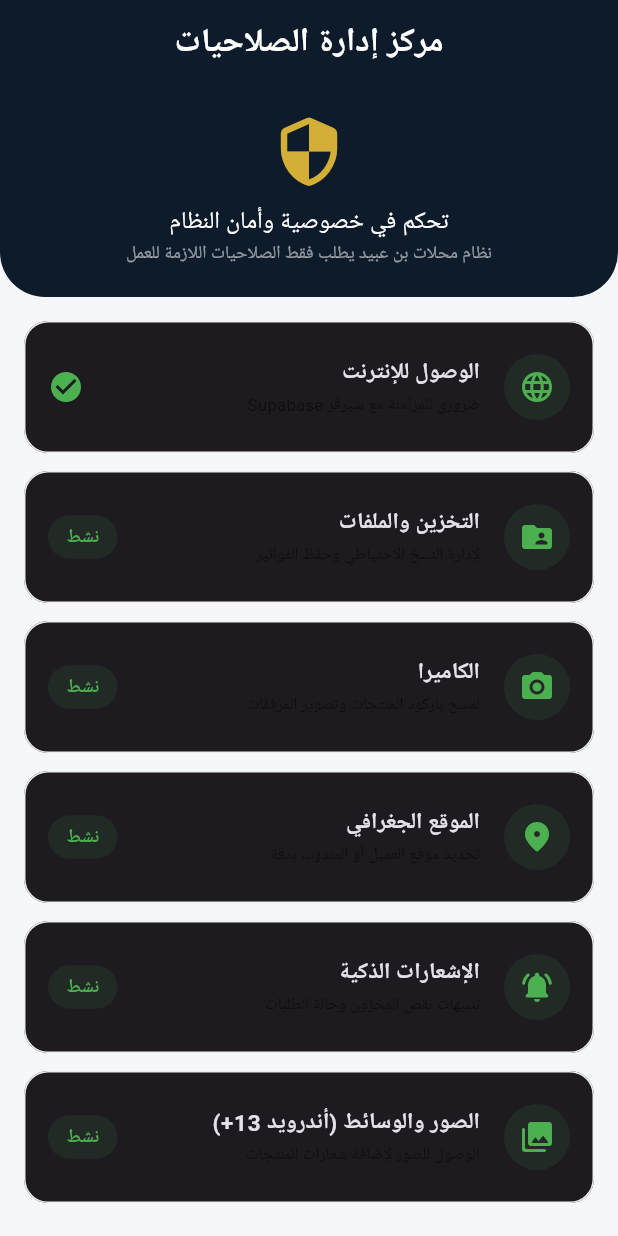
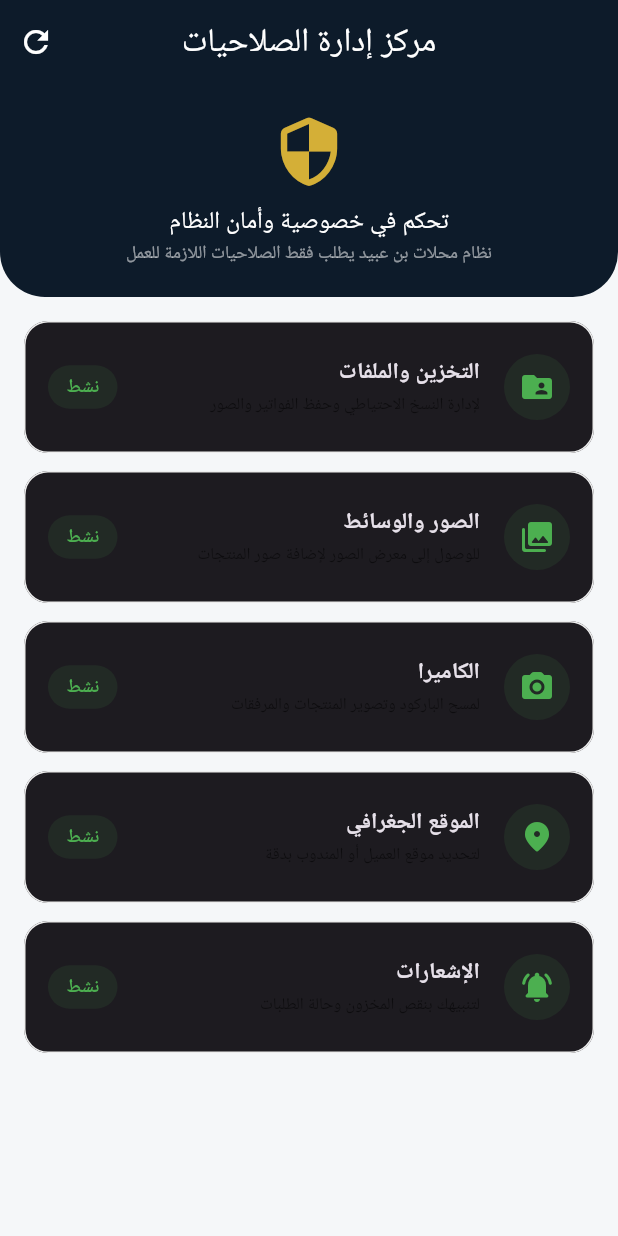
Before and after one commit to Mahmoodobaid/bin_obaid_mobile, a Flutter app: the PermissionsManagerScreen screen opened by its route, on a phone screen of 412 x 824 dp. Run offline on Flutter 3.47's test engine with Material 3 defaults, Android fonts, the phone set to English and light mode, and no system bars; our stand-ins replace cached_network_image, connectivity_plus, device_info_plus, dio, flutter_riverpod, go_router and 9 more; accounts and stored records are empty; network calls fail.

Commit message:
حل التعارض وتثبيت النسخة النهائية من permissions_manager_screen

```diff
--- a/lib/features/home/presentation/screens/home_screen.dart
+++ b/lib/features/home/presentation/screens/home_screen.dart
@@ -7,7 +7,6 @@ import '../providers/stats_provider.dart';
 import '../widgets/recent_invoice_tile.dart';
 import '../../../auth/presentation/providers/auth_provider.dart';
 import '../../../../services/backup_service.dart';
-import '../../../../services/search_service.dart';
 
 class HomeScreen extends ConsumerWidget {
   const HomeScreen({super.key});
@@ -21,8 +20,7 @@ class HomeScreen extends ConsumerWidget {
     final stats = ref.watch(statsProvider);
     final now = DateTime.now();
     final greeting = _getGreeting(now.hour);
-    final searchService = ref.watch(searchServiceProvider);
-    final isOffline = searchService.isOffline;
+    final isOffline = auth.isOfflineMode;
 
     return WillPopScope(
       onWillPop: () => _showExitDialog(context, ref, user),
--- a/lib/features/permissions/presentation/screens/permissions_manager_screen.dart
+++ b/lib/features/permissions/presentation/screens/permissions_manager_screen.dart
@@ -9,45 +9,38 @@ class PermissionsManagerScreen extends ConsumerStatefulWidget {
   ConsumerState<PermissionsManagerScreen> createState() => _PermissionsManagerScreenState();
 }
 
-class _PermissionsManagerScreenState extends ConsumerState<PermissionsManagerScreen> with WidgetsBindingObserver {
-  // تعريف الصلاحيات بشكل شامل ودقيق يتوافق مع المانيفست الجديد
+class _PermissionsManagerScreenState extends ConsumerState<PermissionsManagerScreen>
+    with WidgetsBindingObserver {
   final List<Map<String, dynamic>> _permissionsList = [
     {
-      'title': 'الوصول للإنترنت',
-      'subtitle': 'ضروري للمزامنة مع سيرفر Supabase',
-      'icon': Icons.language,
-      'permission': Permission.ignore, // الإنترنت يُمنح تلقائياً من المانيفست
-      'isAutomatic': true,
-    },
-    {
       'title': 'التخزين والملفات',
-      'subtitle': 'لإدارة النسخ الاحتياطي وحفظ الفواتير',
+      'subtitle': 'لإدارة النسخ الاحتياطي وحفظ الفواتير والصور',
       'icon': Icons.folder_shared,
       'permission': Permission.storage,
     },
     {
+      'title': 'الصور والوسائط',
+      'subtitle': 'للوصول إلى معرض الصور لإضافة صور المنتجات',
+      'icon': Icons.photo_library_rounded,
+      'permission': Permission.photos,
+    },
+    {
       'title': 'الكاميرا',
-      'subtitle': 'لمسح باركود المنتجات وتصوير المرفقات',
+      'subtitle': 'لمسح الباركود وتصوير المنتجات والمرفقات',
       'icon': Icons.camera_alt_rounded,
       'permission': Permission.camera,
     },
     {
       'title': 'الموقع الجغرافي',
-      'subtitle': 'تحديد موقع العميل أو المندوب بدقة',
+      'subtitle': 'لتحديد موقع العميل أو المندوب بدقة',
       'icon': Icons.location_on_rounded,
       'permission': Permission.location,
     },
     {
-      'title': 'الإشعارات الذكية',
-      'subtitle': 'تنبيهات نقص المخزون وحالة الطلبات',
+      'title': 'الإشعارات',
+      'subtitle': 'لتنبيهك بنقص المخزون وحالة الطلبات',
       'icon': Icons.notifications_active_rounded,
       'permission': Permission.notification,
-    },
-    {
-      'title': 'الصور والوسائط (أندرويد 13+)',
-      'subtitle': 'الوصول للصور لإضافة شعارات المنتجات',
-      'icon': Icons.photo_library_rounded,
-      'permission': Permission.photos,
     },
   ];
 
@@ -56,7 +49,7 @@ class _PermissionsManagerScreenState extends ConsumerState<PermissionsManagerScr
   @override
   void initState() {
     super.initState();
-    WidgetsBinding.instance.addObserver(this); // لمراقبة عودة المستخدم من إعدادات النظام
+    WidgetsBinding.instance.addObserver(this);
     _refreshPermissions();
   }
 
@@ -69,28 +62,24 @@ class _PermissionsManagerScreenState extends ConsumerState<PermissionsManagerScr
   @override
   void didChangeAppLifecycleState(AppLifecycleState state) {
     if (state == AppLifecycleState.resumed) {
-      _refreshPermissions(); // تحديث الحالة فور عودة المستخدم للتطبيق
+      _refreshPermissions();
     }
   }
 
   Future<void> _refreshPermissions() async {
     final Map<Permission, PermissionStatus> updatedStatuses = {};
     for (var item in _permissionsList) {
-      if (item['permission'] is Permission && item['isAutomatic'] != true) {
-        final perm = item['permission'] as Permission;
-        updatedStatuses[perm] = await perm.status;
-      }
+      final perm = item['permission'] as Permission;
+      updatedStatuses[perm] = await perm.status;
     }
     if (mounted) setState(() => _statuses = updatedStatuses);
   }
 
   Future<void> _handlePermission(Permission perm) async {
     final status = await perm.request();
-
     if (status.isPermanentlyDenied) {
-      _showSettingsDialog(); // إذا رفض المستخدم نهائياً، نوجهه للإعدادات
+      _showSettingsDialog();
     }
-
     _refreshPermissions();
   }
 
@@ -99,9 +88,14 @@ class _PermissionsManagerScreenState extends ConsumerState<PermissionsManagerScr
       context: context,
       builder: (ctx) => AlertDialog(
         title: const Text('تفعيل الصلاحية يدوياً'),
-        content: const Text('يبدو أنك رفضت الصلاحية بشكل دائم. يجب تفعيلها من إعدادات النظام لتتمكن من استخدام هذه الميزة.'),
+        content: const Text(
+          'لقد رفضت هذه الصلاحية بشكل دائم. يجب تفعيلها من إعدادات النظام لاستخدام الميزات المرتبطة بها.',
+        ),
         actions: [
-          TextButton(onPressed: () => Navigator.pop(ctx), child: const Text('إلغاء')),
+          TextButton(
+            onPressed: () => Navigator.pop(ctx),
+            child: const Text('إلغاء'),
+          ),
           ElevatedButton(
             onPressed: () {
               openAppSettings();
@@ -121,11 +115,18 @@ class _PermissionsManagerScreenState extends ConsumerState<PermissionsManagerScr
       child: Scaffold(
         backgroundColor: const Color(0xFFF5F7F9),
         appBar: AppBar(
-          title: const Text('مركز إدارة الصلاحيات', style: TextStyle(fontWeight: FontWeight.bold)),
+          title: const Text('مركز إدارة الصلاحيات'),
           centerTitle: true,
           backgroundColor: const Color(0xFF0D1B2A),
           foregroundColor: Colors.white,
           elevation: 0,
+          actions: [
+            IconButton(
+              icon: const Icon(Icons.refresh),
+              onPressed: _refreshPermissions,
+              tooltip: 'تحديث الحالة',
+            ),
+          ],
         ),
         body: Column(
           children: [
@@ -149,7 +150,10 @@ class _PermissionsManagerScreenState extends ConsumerState<PermissionsManagerScr
       padding: const EdgeInsets.all(20),
       decoration: const BoxDecoration(
         color: Color(0xFF0D1B2A),
-        borderRadius: BorderRadius.only(bottomLeft: Radius.circular(30), bottomRight: Radius.circular(30)),
+        borderRadius: BorderRadius.only(
+          bottomLeft: Radius.circular(30),
+          bottomRight: Radius.circular(30),
+        ),
       ),
       child: const Column(
         children: [
@@ -157,7 +161,11 @@ class _PermissionsManagerScreenState extends ConsumerState<PermissionsManagerScr
           SizedBox(height: 10),
           Text(
             'تحكم في خصوصية وأمان النظام',
-            style: TextStyle(color: Colors.white, fontSize: 16, fontWeight: FontWeight.w500),
+            style: TextStyle(
+              color: Colors.white,
+              fontSize: 16,
+              fontWeight: FontWeight.w500,
+            ),
           ),
           Text(
             'نظام محلات بن عبيد يطلب فقط الصلاحيات اللازمة للعمل',
@@ -169,9 +177,8 @@ class _PermissionsManagerScreenState extends ConsumerState<PermissionsManagerScr
   }
 
   Widget _buildPermissionCard(Map<String, dynamic> item) {
-    final bool isAuto = item['isAutomatic'] ?? false;
-    final Permission? perm = isAuto ? null : item['permission'] as Permission;
-    final status = isAuto ? PermissionStatus.granted : (_statuses[perm] ?? PermissionStatus.denied);
+    final perm = item['permission'] as Permission;
+    final status = _statuses[perm] ?? PermissionStatus.denied;
 
     Color statusColor;
     String statusText;
@@ -190,19 +197,29 @@ class _PermissionsManagerScreenState extends ConsumerState<PermissionsManagerScr
     return Card(
       elevation: 0,
       margin: const EdgeInsets.only(bottom: 12),
-      shape: RoundedRectangleBorder(borderRadius: BorderRadius.circular(16), side: BorderSide(color: Colors.grey.shade200)),
+      shape: RoundedRectangleBorder(
+        borderRadius: BorderRadius.circular(16),
+        side: BorderSide(color: Colors.grey.shade200),
+      ),
       child: ListTile(
         contentPadding: const EdgeInsets.symmetric(horizontal: 16, vertical: 8),
         leading: Container(
           padding: const EdgeInsets.all(10),
-          decoration: BoxDecoration(color: statusColor.withOpacity(0.1), shape: BoxShape.circle),
+          decoration: BoxDecoration(
+            color: statusColor.withOpacity(0.1),
+            shape: BoxShape.circle,
+          ),
           child: Icon(item['icon'], color: statusColor),
         ),
-        title: Text(item['title'], style: const TextStyle(fontWeight: FontWeight.bold, fontSize: 15)),
-        subtitle: Text(item['subtitle'], style: const TextStyle(fontSize: 11, color: Colors.black54)),
-        trailing: isAuto
-          ? const Icon(Icons.check_circle, color: Colors.green)
-          : _buildActionButton(status, perm!),
+        title: Text(
+          item['title'],
+          style: const TextStyle(fontWeight: FontWeight.bold, fontSize: 15),
+        ),
+        subtitle: Text(
+          item['subtitle'],
+          style: const TextStyle(fontSize: 11, color: Colors.black54),
+        ),
+        trailing: _buildActionButton(status, perm),
       ),
     );
   }
@@ -211,8 +228,18 @@ class _PermissionsManagerScreenState extends ConsumerState<PermissionsManagerScr
     if (status.isGranted) {
       return Container(
         padding: const EdgeInsets.symmetric(horizontal: 12, vertical: 6),
-        decoration: BoxDecoration(color: Colors.green.withOpacity(0.1), borderRadius: BorderRadius.circular(20)),
-        child: const Text('نشط', style: TextStyle(color: Colors.green, fontWeight: FontWeight.bold, fontSize: 12)),
+        decoration: BoxDecoration(
+          color: Colors.green.withOpacity(0.1),
+          borderRadius: BorderRadius.circular(20),
+        ),
+        child: const Text(
+          'نشط',
+          style: TextStyle(
+            color: Colors.green,
+            fontWeight: FontWeight.bold,
+            fontSize: 12,
+          ),
+        ),
       );
     }
 
```
